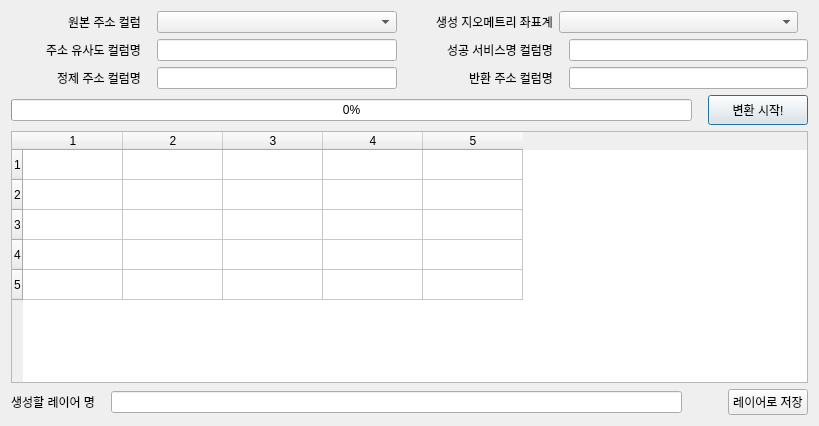
Gaia3D/GeoCodingKorea, file geocoding_korea_dialog_base.ui: the form before one commit.
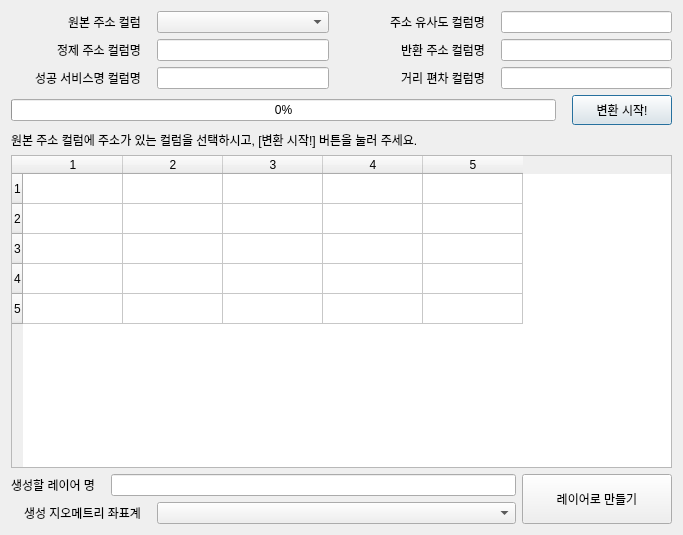
The form after the commit.

Commit message: UI 정리

```diff
--- a/geocoding_korea_dialog_base.ui
+++ b/geocoding_korea_dialog_base.ui
@@ -6,8 +6,8 @@
    <rect>
     <x>0</x>
     <y>0</y>
-    <width>819</width>
-    <height>426</height>
+    <width>683</width>
+    <height>535</height>
    </rect>
   </property>
   <property name="sizePolicy">
@@ -29,7 +29,110 @@
    <string>GeoCoding for Korea</string>
   </property>
   <layout class="QGridLayout" name="gridLayout">
-   <item row="3" column="0">
+   <item row="0" column="0" colspan="2">
+    <layout class="QHBoxLayout" name="horizontalLayout_6">
+     <item>
+      <widget class="QLabel" name="label_7">
+       <property name="sizePolicy">
+        <sizepolicy hsizetype="Fixed" vsizetype="Preferred">
+         <horstretch>0</horstretch>
+         <verstretch>0</verstretch>
+        </sizepolicy>
+       </property>
+       <property name="minimumSize">
+        <size>
+         <width>130</width>
+         <height>0</height>
+        </size>
+       </property>
+       <property name="text">
+        <string>원본 주소 컬럼</string>
+       </property>
+       <property name="alignment">
+        <set>Qt::AlignRight|Qt::AlignTrailing|Qt::AlignVCenter</set>
+       </property>
+      </widget>
+     </item>
+     <item>
+      <spacer name="horizontalSpacer_11">
+       <property name="orientation">
+        <enum>Qt::Horizontal</enum>
+       </property>
+       <property name="sizeType">
+        <enum>QSizePolicy::Fixed</enum>
+       </property>
+       <property name="sizeHint" stdset="0">
+        <size>
+         <width>10</width>
+         <height>20</height>
+        </size>
+       </property>
+      </spacer>
+     </item>
+     <item>
+      <widget class="QComboBox" name="cmbAddrCol">
+       <property name="sizePolicy">
+        <sizepolicy hsizetype="Expanding" vsizetype="Fixed">
+         <horstretch>0</horstretch>
+         <verstretch>0</verstretch>
+        </sizepolicy>
+       </property>
+      </widget>
+     </item>
+     <item>
+      <spacer name="horizontalSpacer_9">
+       <property name="orientation">
+        <enum>Qt::Horizontal</enum>
+       </property>
+       <property name="sizeType">
+        <enum>QSizePolicy::Fixed</enum>
+       </property>
+       <property name="sizeHint" stdset="0">
+        <size>
+         <width>20</width>
+         <height>20</height>
+        </size>
+       </property>
+      </spacer>
+     </item>
+     <item>
+      <widget class="QLabel" name="label_4">
+       <property name="minimumSize">
+        <size>
+         <width>130</width>
+         <height>0</height>
+        </size>
+       </property>
+       <property name="text">
+        <string>주소 유사도 컬럼명</string>
+       </property>
+       <property name="alignment">
+        <set>Qt::AlignRight|Qt::AlignTrailing|Qt::AlignVCenter</set>
+       </property>
+      </widget>
+     </item>
+     <item>
+      <spacer name="horizontalSpacer_5">
+       <property name="orientation">
+        <enum>Qt::Horizontal</enum>
+       </property>
+       <property name="sizeType">
+        <enum>QSizePolicy::Fixed</enum>
+       </property>
+       <property name="sizeHint" stdset="0">
+        <size>
+         <width>10</width>
+         <height>0</height>
+        </size>
+       </property>
+      </spacer>
+     </item>
+     <item>
+      <widget class="QLineEdit" name="ledtSimRatio"/>
+     </item>
+    </layout>
+   </item>
+   <item row="1" column="0" colspan="2">
     <layout class="QHBoxLayout" name="horizontalLayout_2">
      <item>
       <widget class="QLabel" name="label_2">
@@ -119,59 +222,8 @@
      </item>
     </layout>
    </item>
-   <item row="2" column="0">
+   <item row="2" column="0" colspan="2">
     <layout class="QHBoxLayout" name="horizontalLayout_3">
-     <item>
-      <widget class="QLabel" name="label_4">
-       <property name="minimumSize">
-        <size>
-         <width>130</width>
-         <height>0</height>
-        </size>
-       </property>
-       <property name="text">
-        <string>주소 유사도 컬럼명</string>
-       </property>
-       <property name="alignment">
-        <set>Qt::AlignRight|Qt::AlignTrailing|Qt::AlignVCenter</set>
-       </property>
-      </widget>
-     </item>
-     <item>
-      <spacer name="horizontalSpacer_5">
-       <property name="orientation">
-        <enum>Qt::Horizontal</enum>
-       </property>
-       <property name="sizeType">
-        <enum>QSizePolicy::Fixed</enum>
-       </property>
-       <property name="sizeHint" stdset="0">
-        <size>
-         <width>10</width>
-         <height>0</height>
-        </size>
-       </property>
-      </spacer>
-     </item>
-     <item>
-      <widget class="QLineEdit" name="ledtSimRatio"/>
-     </item>
-     <item>
-      <spacer name="horizontalSpacer_6">
-       <property name="orientation">
-        <enum>Qt::Horizontal</enum>
-       </property>
-       <property name="sizeType">
-        <enum>QSizePolicy::Fixed</enum>
-       </property>
-       <property name="sizeHint" stdset="0">
-        <size>
-         <width>20</width>
-         <height>0</height>
-        </size>
-       </property>
-      </spacer>
-     </item>
      <item>
       <widget class="QLabel" name="label_5">
        <property name="minimumSize">
@@ -199,7 +251,7 @@
        <property name="sizeHint" stdset="0">
         <size>
          <width>10</width>
-         <height>0</height>
+         <height>20</height>
         </size>
        </property>
       </spacer>
@@ -207,9 +259,60 @@
      <item>
       <widget class="QLineEdit" name="ledtServiceName"/>
      </item>
+     <item>
+      <spacer name="horizontalSpacer_6">
+       <property name="orientation">
+        <enum>Qt::Horizontal</enum>
+       </property>
+       <property name="sizeType">
+        <enum>QSizePolicy::Fixed</enum>
+       </property>
+       <property name="sizeHint" stdset="0">
+        <size>
+         <width>20</width>
+         <height>0</height>
+        </size>
+       </property>
+      </spacer>
+     </item>
+     <item>
+      <widget class="QLabel" name="label_8">
+       <property name="minimumSize">
+        <size>
+         <width>130</width>
+         <height>0</height>
+        </size>
+       </property>
+       <property name="text">
+        <string>거리 편차 컬럼명</string>
+       </property>
+       <property name="alignment">
+        <set>Qt::AlignRight|Qt::AlignTrailing|Qt::AlignVCenter</set>
+       </property>
+      </widget>
+     </item>
+     <item>
+      <spacer name="horizontalSpacer_8">
+       <property name="orientation">
+        <enum>Qt::Horizontal</enum>
+       </property>
+       <property name="sizeType">
+        <enum>QSizePolicy::Fixed</enum>
+       </property>
+       <property name="sizeHint" stdset="0">
+        <size>
+         <width>10</width>
+         <height>20</height>
+        </size>
+       </property>
+      </spacer>
+     </item>
+     <item>
+      <widget class="QLineEdit" name="ledtSd"/>
+     </item>
     </layout>
    </item>
-   <item row="4" column="0">
+   <item row="3" column="0" colspan="2">
     <layout class="QHBoxLayout" name="horizontalLayout">
      <item>
       <widget class="QProgressBar" name="progressBar">
@@ -255,9 +358,14 @@
      </item>
     </layout>
    </item>
-   <item row="5" column="0">
-    <layout class="QVBoxLayout" name="verticalLayout">
-     <item>
+   <item row="4" column="0" colspan="2">
+    <widget class="QLabel" name="lblMessage">
+     <property name="text">
+      <string>원본 주소 컬럼에 주소가 있는 컬럼을 선택하시고, [변환 시작!] 버튼을 눌러 주세요.</string>
+     </property>
+    </widget>
+   </item>
+   <item row="5" column="0" colspan="2">
       <widget class="QTableWidget" name="dataTable">
        <property name="rowCount">
         <number>5</number>
@@ -277,112 +385,10 @@
        <column/>
       </widget>
      </item>
-    </layout>
-   </item>
-   <item row="1" column="0">
-    <layout class="QHBoxLayout" name="horizontalLayout_6">
-     <item>
-      <widget class="QLabel" name="label_7">
-       <property name="sizePolicy">
-        <sizepolicy hsizetype="Fixed" vsizetype="Preferred">
-         <horstretch>0</horstretch>
-         <verstretch>0</verstretch>
-        </sizepolicy>
-       </property>
-       <property name="minimumSize">
-        <size>
-         <width>130</width>
-         <height>0</height>
-        </size>
-       </property>
-       <property name="text">
-        <string>원본 주소 컬럼</string>
-       </property>
-       <property name="alignment">
-        <set>Qt::AlignRight|Qt::AlignTrailing|Qt::AlignVCenter</set>
-       </property>
-      </widget>
-     </item>
-     <item>
-      <spacer name="horizontalSpacer_11">
-       <property name="orientation">
-        <enum>Qt::Horizontal</enum>
-       </property>
-       <property name="sizeType">
-        <enum>QSizePolicy::Fixed</enum>
-       </property>
-       <property name="sizeHint" stdset="0">
-        <size>
-         <width>10</width>
-         <height>20</height>
-        </size>
-       </property>
-      </spacer>
-     </item>
-     <item>
-      <widget class="QComboBox" name="cmbAddrCol"/>
-     </item>
-     <item>
-      <spacer name="horizontalSpacer_9">
-       <property name="orientation">
-        <enum>Qt::Horizontal</enum>
-       </property>
-       <property name="sizeType">
-        <enum>QSizePolicy::Fixed</enum>
-       </property>
-       <property name="sizeHint" stdset="0">
-        <size>
-         <width>20</width>
-         <height>20</height>
-        </size>
-       </property>
-      </spacer>
-     </item>
-     <item>
-      <widget class="QLabel" name="label_6">
-       <property name="sizePolicy">
-        <sizepolicy hsizetype="Fixed" vsizetype="Preferred">
-         <horstretch>0</horstretch>
-         <verstretch>0</verstretch>
-        </sizepolicy>
-       </property>
-       <property name="minimumSize">
-        <size>
-         <width>130</width>
-         <height>0</height>
-        </size>
-       </property>
-       <property name="text">
-        <string>생성 지오메트리 좌표계</string>
-       </property>
-       <property name="alignment">
-        <set>Qt::AlignRight|Qt::AlignTrailing|Qt::AlignVCenter</set>
-       </property>
-      </widget>
-     </item>
-     <item>
-      <widget class="QComboBox" name="cmbCrs"/>
-     </item>
-     <item>
-      <spacer name="horizontalSpacer_10">
-       <property name="orientation">
-        <enum>Qt::Horizontal</enum>
-       </property>
-       <property name="sizeType">
-        <enum>QSizePolicy::Fixed</enum>
-       </property>
-       <property name="sizeHint" stdset="0">
-        <size>
-         <width>10</width>
-         <height>20</height>
-        </size>
-       </property>
-      </spacer>
-     </item>
-    </layout>
-   </item>
    <item row="6" column="0">
-    <layout class="QHBoxLayout" name="horizontalLayout_8">
+    <layout class="QVBoxLayout" name="verticalLayout_2">
+     <item>
+      <layout class="QHBoxLayout" name="horizontalLayout_4">
      <item>
       <widget class="QLabel" name="label">
        <property name="sizePolicy">
@@ -400,7 +406,7 @@
       </widget>
      </item>
      <item>
-      <spacer name="horizontalSpacer_8">
+        <spacer name="horizontalSpacer_13">
        <property name="orientation">
         <enum>Qt::Horizontal</enum>
        </property>
@@ -418,8 +424,34 @@
      <item>
       <widget class="QLineEdit" name="ledtLayerName"/>
      </item>
+      </layout>
+     </item>
      <item>
-      <spacer name="horizontalSpacer_12">
+      <layout class="QHBoxLayout" name="horizontalLayout_9">
+       <item>
+        <widget class="QLabel" name="label_6">
+         <property name="sizePolicy">
+          <sizepolicy hsizetype="Fixed" vsizetype="Preferred">
+           <horstretch>0</horstretch>
+           <verstretch>0</verstretch>
+          </sizepolicy>
+         </property>
+         <property name="minimumSize">
+          <size>
+           <width>130</width>
+           <height>0</height>
+          </size>
+         </property>
+         <property name="text">
+          <string>생성 지오메트리 좌표계</string>
+         </property>
+         <property name="alignment">
+          <set>Qt::AlignRight|Qt::AlignTrailing|Qt::AlignVCenter</set>
+         </property>
+        </widget>
+       </item>
+       <item>
+        <spacer name="horizontalSpacer_10">
        <property name="orientation">
         <enum>Qt::Horizontal</enum>
        </property>
@@ -428,20 +460,37 @@
        </property>
        <property name="sizeHint" stdset="0">
         <size>
-         <width>40</width>
+           <width>10</width>
          <height>20</height>
         </size>
        </property>
       </spacer>
      </item>
      <item>
+        <widget class="QComboBox" name="cmbCrs"/>
+       </item>
+      </layout>
+     </item>
+    </layout>
+   </item>
+   <item row="6" column="1">
       <widget class="QPushButton" name="btnSave">
+     <property name="sizePolicy">
+      <sizepolicy hsizetype="Minimum" vsizetype="Fixed">
+       <horstretch>0</horstretch>
+       <verstretch>0</verstretch>
+      </sizepolicy>
+     </property>
+     <property name="minimumSize">
+      <size>
+       <width>150</width>
+       <height>50</height>
+      </size>
+     </property>
        <property name="text">
-        <string>레이어로 저장</string>
-       </property>
-      </widget>
-     </item>
-    </layout>
+      <string>레이어로 만들기</string>
+     </property>
+    </widget>
    </item>
   </layout>
  </widget>
```
Lines whose indentation alone changed are shown as unchanged. The commit also changes 1 other file.
